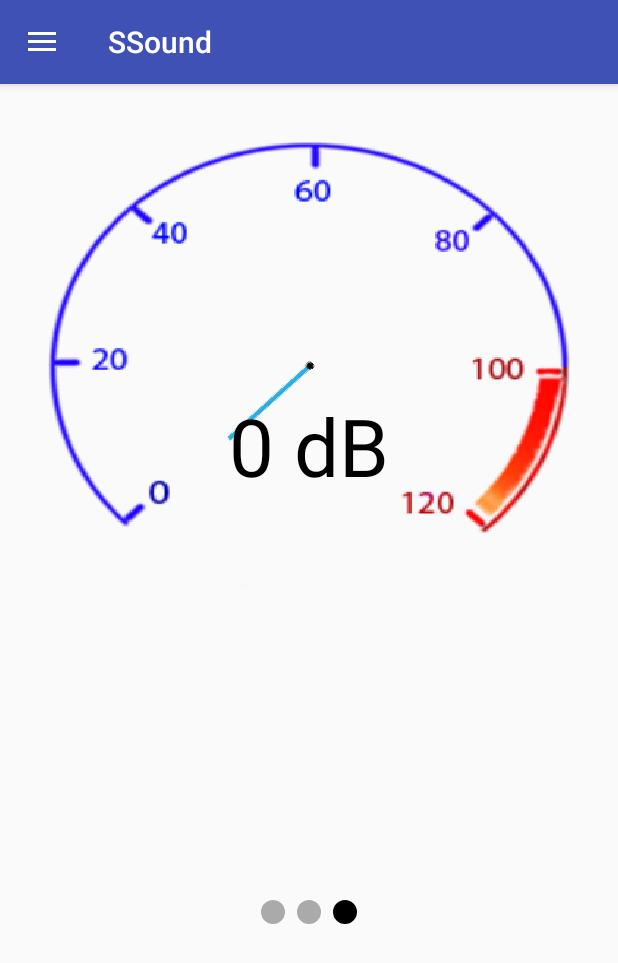
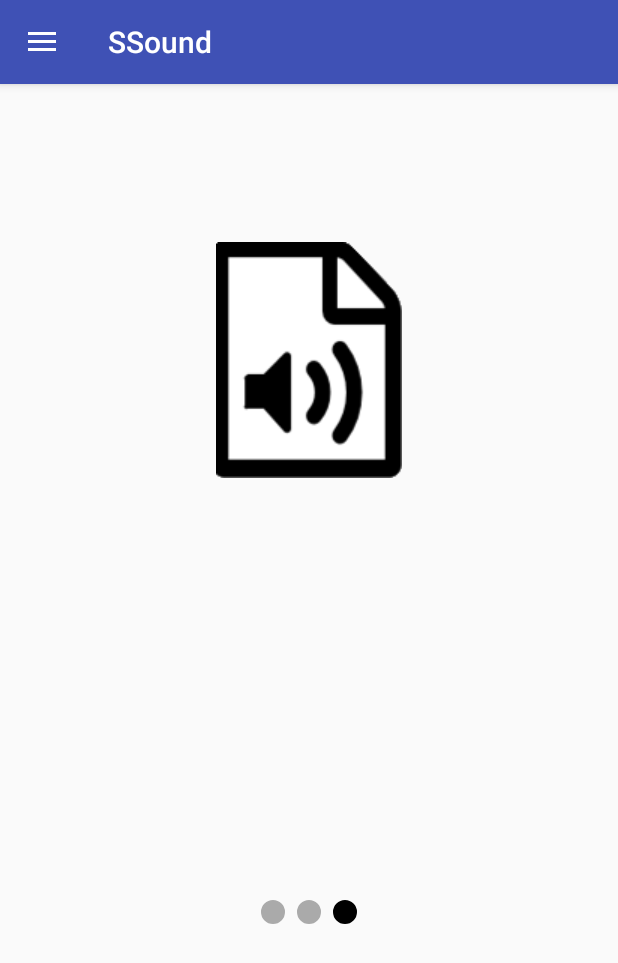
Before and after one commit to 1452005/Nh-m-9---QLDA-K14, an Android app: the screen it shows after launch (MainActivity), tab 3 chosen, on a phone screen of 412 x 824 dp. Shown: the top 963 px of the screen. Run offline under Robolectric (Android 15) with nearby library versions, the phone set to English and light mode, and no system bars; our stand-ins replace AdMob; plain views replace GraphView; 18 statements that could not run were skipped.

Commit message:
release 1.0

```diff
--- a/04 Project/Source/app/src/main/java/com/example/thanh/ssound/screen/StatisticFragment.java
+++ b/04 Project/Source/app/src/main/java/com/example/thanh/ssound/screen/StatisticFragment.java
@@ -14,6 +14,9 @@ import com.jjoe64.graphview.helper.StaticLabelsFormatter;
 import com.jjoe64.graphview.series.BarGraphSeries;
 import com.jjoe64.graphview.series.DataPoint;
 
+import java.io.BufferedReader;
+import java.io.InputStream;
+import java.io.InputStreamReader;
 import java.util.List;
 
 /**
@@ -44,11 +47,28 @@ public class StatisticFragment extends Fragment {
     private void getData(){
         DataPoint []points=new DataPoint[30];
         float a=0;
-        for(int i=0;i<30;i++){
+        for(int i=0;i<30;i++) {
+            points[i] = new DataPoint(i, 0);
+        }
+            InputStream inputStream = null;
+            try {
+                inputStream =getContext().openFileInput("data.txt");
+                if ( inputStream != null ) {
+                    InputStreamReader inputStreamReader = new InputStreamReader(inputStream);
+                    BufferedReader bufferedReader = new BufferedReader(inputStreamReader);
+                    String receiveString = "";
 
-            points[i]= new DataPoint(i,Math.random()*120);
-        }
+                    int index=0;
+                    while ((receiveString = bufferedReader.readLine()) != null) {
+                        points[index]= new DataPoint(index,(Integer.parseInt(receiveString)));
+                    }
+                    inputStream.close();
+                }
 
+
+            } catch (Exception e) {
+                e.printStackTrace();
+            }
         series.resetData(points);
     }
 }
--- /dev/null
+++ b/04 Project/Source/app/src/main/res/layout/activity_file_screen.xml
@@ -0,0 +1,20 @@
+<?xml version="1.0" encoding="utf-8"?>
+<RelativeLayout xmlns:android="http://schemas.android.com/apk/res/android"
+    xmlns:tools="http://schemas.android.com/tools"
+    android:layout_width="match_parent"
+    android:layout_height="match_parent"
+    android:paddingBottom="@dimen/activity_vertical_margin"
+    android:paddingLeft="@dimen/activity_horizontal_margin"
+    android:paddingRight="@dimen/activity_horizontal_margin"
+    android:paddingTop="@dimen/activity_vertical_margin"
+    tools:context="com.example.thanh.ssound.screen.FileScreen">
+
+    <ImageView
+        android:layout_width="wrap_content"
+        android:layout_height="wrap_content"
+        android:src="@drawable/file"
+        android:layout_centerHorizontal="true"
+        android:layout_centerVertical="true"
+        android:id="@+id/image"/>
+
+</RelativeLayout>
```
Also changed, not shown: 04 Project/Source/app/src/main/AndroidManifest.xml (+6 -3 lines), 04 Project/Source/app/src/main/java/com/example/thanh/ssound/BackgroundService.java (+99 -5 lines), 04 Project/Source/app/src/main/java/com/example/thanh/ssound/FeedbackActivity.java (+35 -2 lines), 04 Project/Source/app/src/main/java/com/example/thanh/ssound/MainActivity.java (+54 -5 lines), 04 Project/Source/app/src/main/java/com/example/thanh/ssound/screen/FileScreen.java (added, +47 -0 lines), 04 Project/Source/app/src/main/res/drawable/file.png (added).
